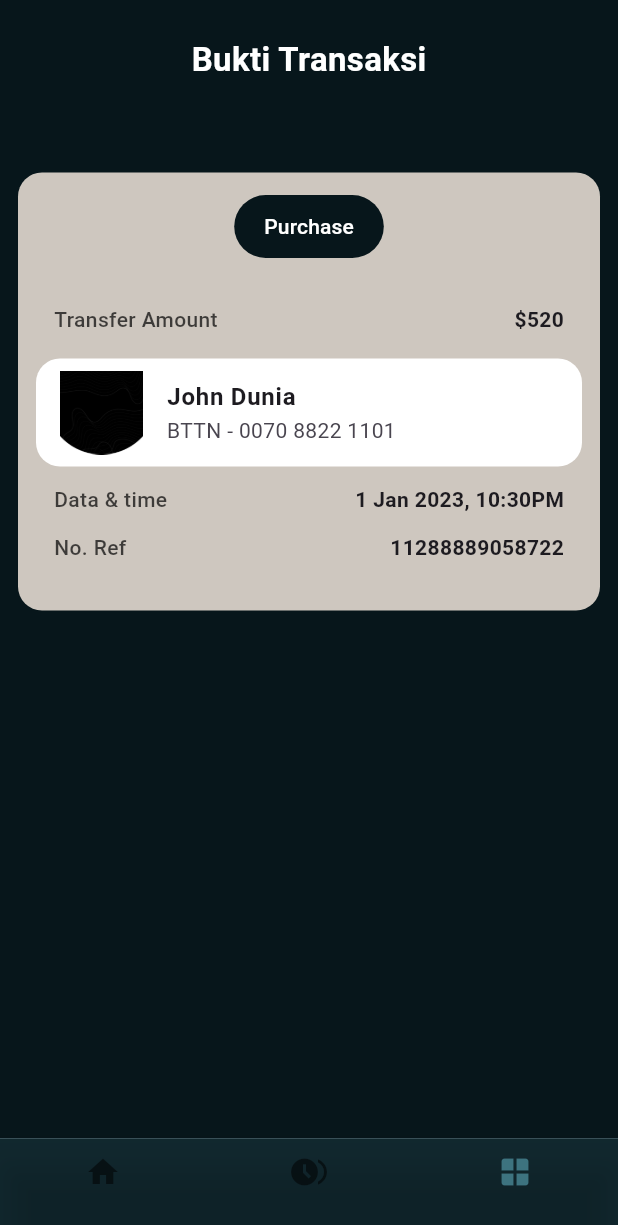
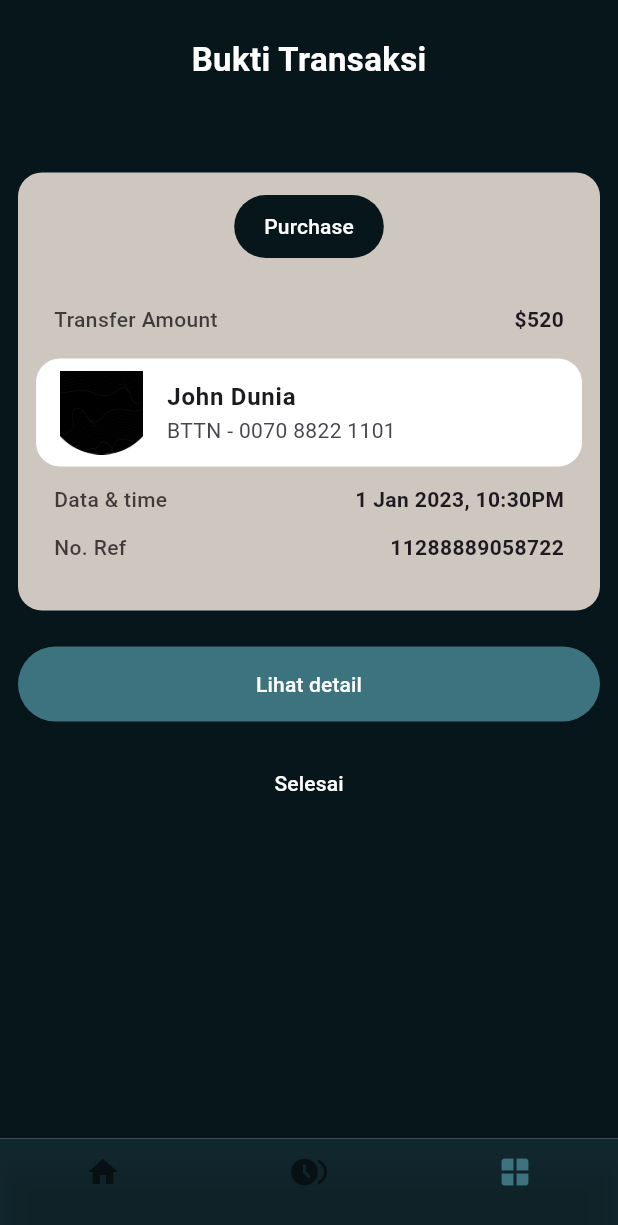
Before and after one commit to tamourax/challangeone, a Flutter app: the screen it shows after launch, item 3 of the bottom bar chosen, on a phone screen of 412 x 824 dp. Shown: the top 1225 px of the screen. Run offline on Flutter 3.47's test engine with Material 3 defaults, Android fonts, the phone set to English and light mode, and no system bars; our stand-ins replace go_router.

Commit message:
transaction card text button  done

```diff
--- a/lib/Features/transaction_details/presentation/view/widgets/custom_button.dart
+++ b/lib/Features/transaction_details/presentation/view/widgets/custom_purchase_button.dart
@@ -2,8 +2,8 @@
 import 'package:challangeone/core/utils/app_colors.dart';
 import 'package:flutter/material.dart';
 
-class CustomButton extends StatelessWidget {
-  const CustomButton({
+class CustomPurchaseButton extends StatelessWidget {
+  const CustomPurchaseButton({
     super.key,
   });
 
--- /dev/null
+++ b/lib/Features/transaction_details/presentation/view/widgets/custom_text_button.dart
@@ -0,0 +1,29 @@
+
+import 'package:flutter/material.dart';
+
+class CustomTextButton extends StatelessWidget {
+  const CustomTextButton({
+    super.key, required this.text, required this.color,
+  });
+final String text;
+final Color color;
+  @override
+  Widget build(BuildContext context) {
+    return Padding(
+      padding: const EdgeInsets.symmetric(horizontal: 12),
+      child: TextButton(
+        onPressed: () {},
+        style: ButtonStyle(
+            backgroundColor: WidgetStatePropertyAll(color),
+            fixedSize: WidgetStatePropertyAll(
+                Size(MediaQuery.of(context).size.width, 50))),
+        child: Text(
+          text,
+          style: const TextStyle(
+            color: Colors.white,
+          ),
+        ),
+      ),
+    );
+  }
+}
--- a/lib/Features/transaction_details/presentation/view/widgets/transaction_details_view_body.dart
+++ b/lib/Features/transaction_details/presentation/view/widgets/transaction_details_view_body.dart
@@ -1,4 +1,5 @@
-import 'package:challangeone/Features/transaction_details/presentation/view/widgets/custom_button.dart';
+import 'package:challangeone/Features/transaction_details/presentation/view/widgets/custom_purchase_button.dart';
+import 'package:challangeone/Features/transaction_details/presentation/view/widgets/custom_text_button.dart';
 import 'package:challangeone/Features/transaction_details/presentation/view/widgets/row_details_widget.dart';
 import 'package:challangeone/Features/transaction_details/presentation/view/widgets/user_info_details.dart';
 import 'package:challangeone/core/utils/app_colors.dart';
@@ -9,10 +10,13 @@ class TransactionDetailsViewBody extends StatelessWidget {
 
   @override
   Widget build(BuildContext context) {
-    return Column(
+    return SingleChildScrollView(
+      child: Column(
         crossAxisAlignment: CrossAxisAlignment.center,
         children: [
-        const SizedBox(height: 24,),
+          const SizedBox(
+            height: 24,
+          ),
           const Text(
             'Bukti Transaksi',
             style: TextStyle(
@@ -21,7 +25,9 @@ class TransactionDetailsViewBody extends StatelessWidget {
               fontWeight: FontWeight.bold,
             ),
           ),
-        const SizedBox(height: 60,),
+          const SizedBox(
+            height: 60,
+          ),
           Container(
             margin: const EdgeInsets.symmetric(horizontal: 12),
             padding: const EdgeInsets.symmetric(horizontal: 12),
@@ -33,23 +39,49 @@ class TransactionDetailsViewBody extends StatelessWidget {
               children: [
                 Padding(
                   padding: EdgeInsets.symmetric(vertical: 12),
-                child: CustomButton(),
+                  child: CustomPurchaseButton(),
                 ),
                 SizedBox(
                   height: 16,
                 ),
-             RowDetailsWidget(title: 'Transfer Amount',trailling: r'$520',),
-             SizedBox(height: 16,),
+                RowDetailsWidget(
+                  title: 'Transfer Amount',
+                  trailling: r'$520',
+                ),
+                SizedBox(
+                  height: 16,
+                ),
                 UserInfoDetails(),
-             SizedBox(height: 12,),
-             RowDetailsWidget(title: 'Data & time',trailling: '1 Jan 2023, 10:30PM',),
-             SizedBox(height: 12,),
-             RowDetailsWidget(title: 'No. Ref',trailling: '11288889058722',),
-             SizedBox(height: 32,)
+                SizedBox(
+                  height: 12,
+                ),
+                RowDetailsWidget(
+                  title: 'Data & time',
+                  trailling: '1 Jan 2023, 10:30PM',
+                ),
+                SizedBox(
+                  height: 12,
+                ),
+                RowDetailsWidget(
+                  title: 'No. Ref',
+                  trailling: '11288889058722',
+                ),
+                SizedBox(
+                  height: 32,
+                )
               ],
             ),
-        )
+          ),
+          const SizedBox(
+            height: 24,
+          ),
+          const CustomTextButton(text: 'Lihat detail',color: AppColors.secondaryColor,),
+          const SizedBox(
+            height: 16,
+          ),
+          const CustomTextButton(text: 'Selesai',color: AppColors.primaryColor,),
         ],
+      ),
     );
   }
 }
```
Also changed, not shown: lib/Features/Home/presnetation/Widgets/Home_page_body.dart (+13 -9 lines). Lines whose indentation alone changed are shown as unchanged.
